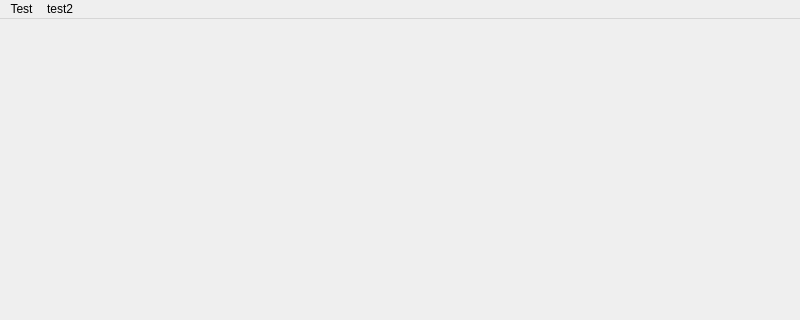
Before: the Qt Designer form mainwindow.ui in alu0101041735/glvision, drawn with Qt 5; both pictures show x 0 to 800 and y 0 to 320 of the 800 by 600 pixel window.
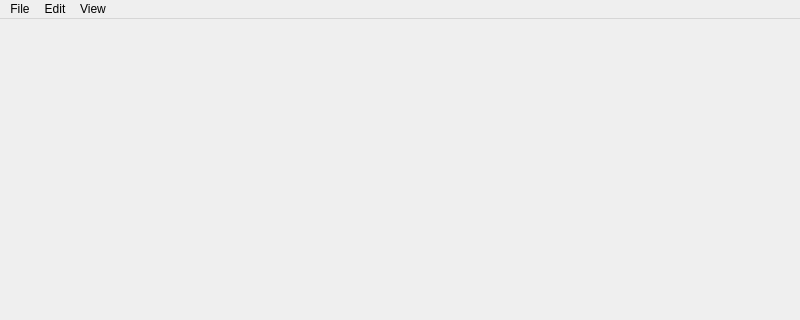
After: the same form once the commit is applied.

Diff of the .ui file:
```diff
--- a/mainwindow.ui
+++ b/mainwindow.ui
@@ -25,17 +25,23 @@
    </property>
    <widget class="QMenu" name="menuTest">
     <property name="title">
-     <string>Test</string>
+     <string>File</string>
     </property>
     <addaction name="separator"/>
    </widget>
    <widget class="QMenu" name="menutest2">
     <property name="title">
-     <string>test2</string>
+     <string>Edit</string>
+    </property>
+   </widget>
+   <widget class="QMenu" name="menuView">
+    <property name="title">
+     <string>View</string>
     </property>
    </widget>
    <addaction name="menuTest"/>
    <addaction name="menutest2"/>
+   <addaction name="menuView"/>
   </widget>
   <widget class="QStatusBar" name="statusbar"/>
  </widget>
```
